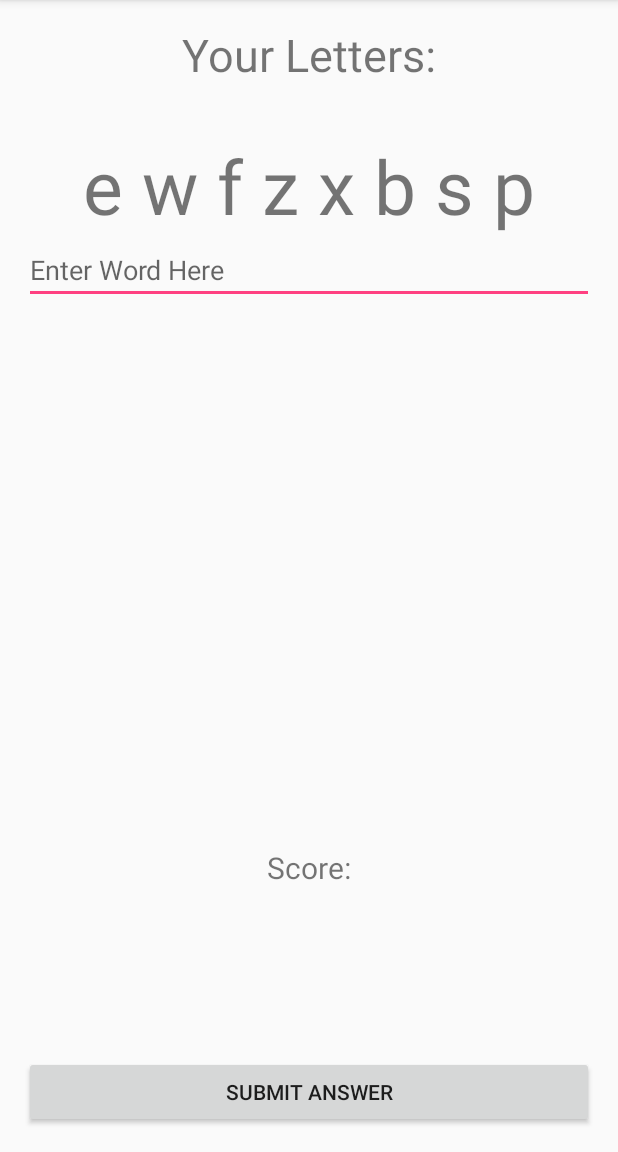
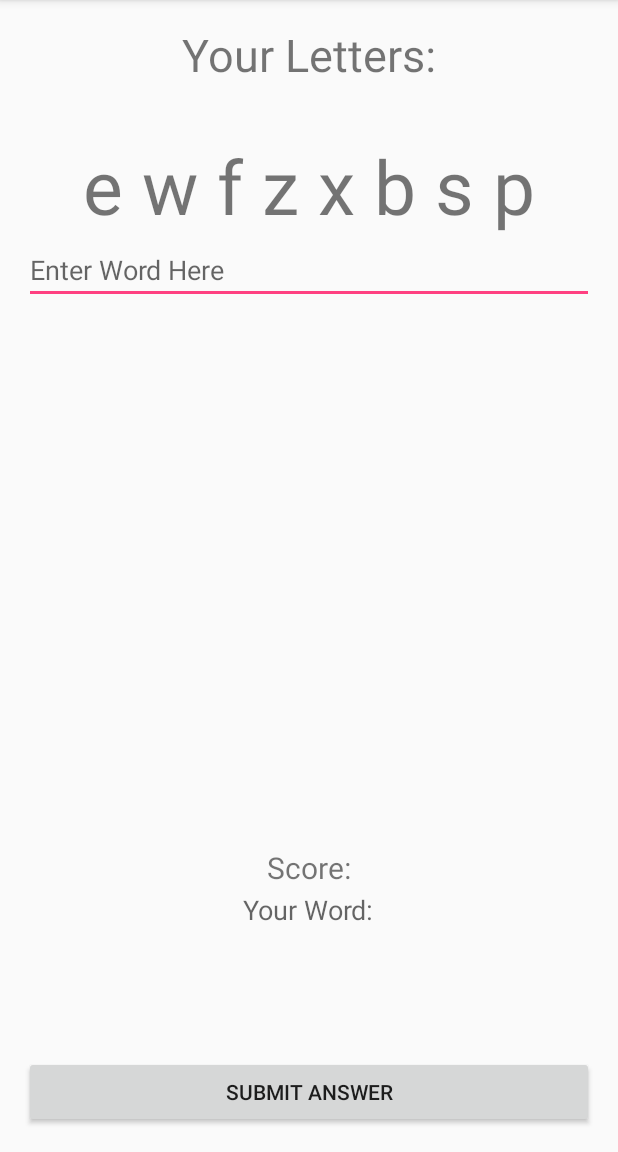
Before and after one commit to jakemento/Boggle-Android, an Android app: the BoggleActivity screen opened directly, with no data from a screen before it, on a phone screen of 412 x 824 dp, the part 84-1236 px from its top. Run offline under Robolectric (Android 15) with nearby library versions, the phone set to English and light mode, and no system bars; our stand-ins replace ButterKnife.

Commit message:
add ability to count points, and display entered words

```diff
--- a/app/src/main/res/layout/activity_boggle.xml
+++ b/app/src/main/res/layout/activity_boggle.xml
@@ -56,4 +56,14 @@
         android:layout_centerHorizontal="true"
         android:layout_marginBottom="112dp"
         android:textSize="20sp" />
+
+    <TextView
+        android:layout_width="wrap_content"
+        android:layout_height="wrap_content"
+        android:textAppearance="?android:attr/textAppearanceMedium"
+        android:text="Your Word:"
+        android:id="@+id/guessedWord"
+        android:layout_alignTop="@+id/counter"
+        android:layout_centerHorizontal="true"
+        android:layout_marginTop="29dp" />
 </RelativeLayout>
```
Also changed, not shown: app/src/main/java/com/epicodus/boggle/BoggleActivity.java (+13 -11 lines).
